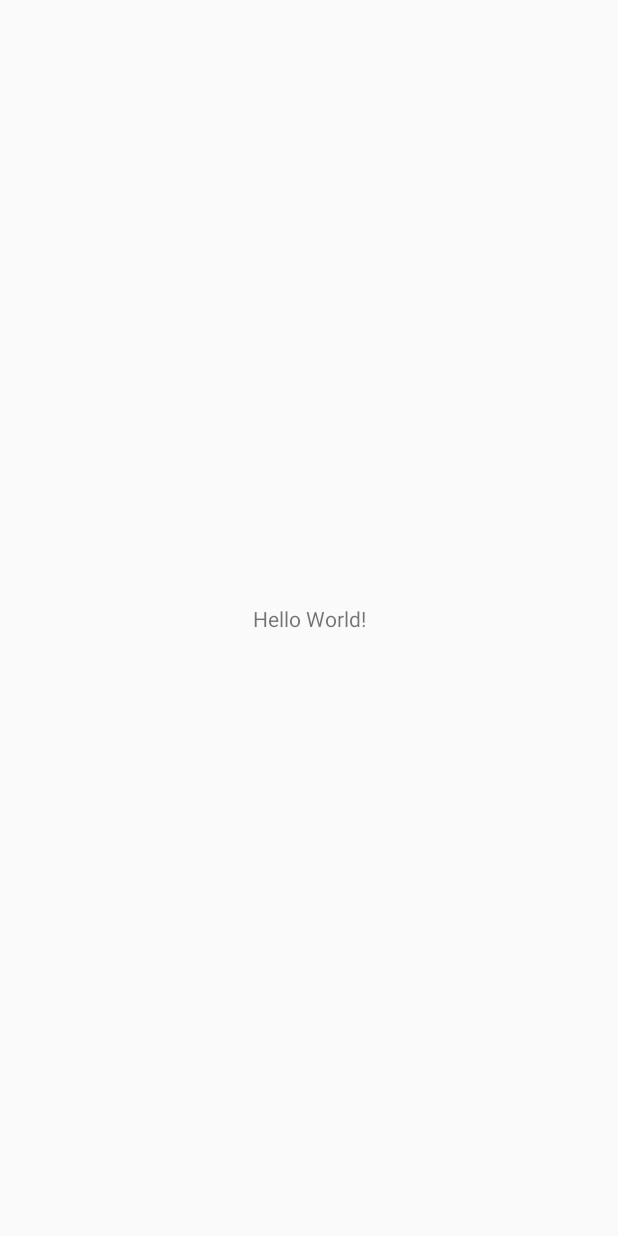
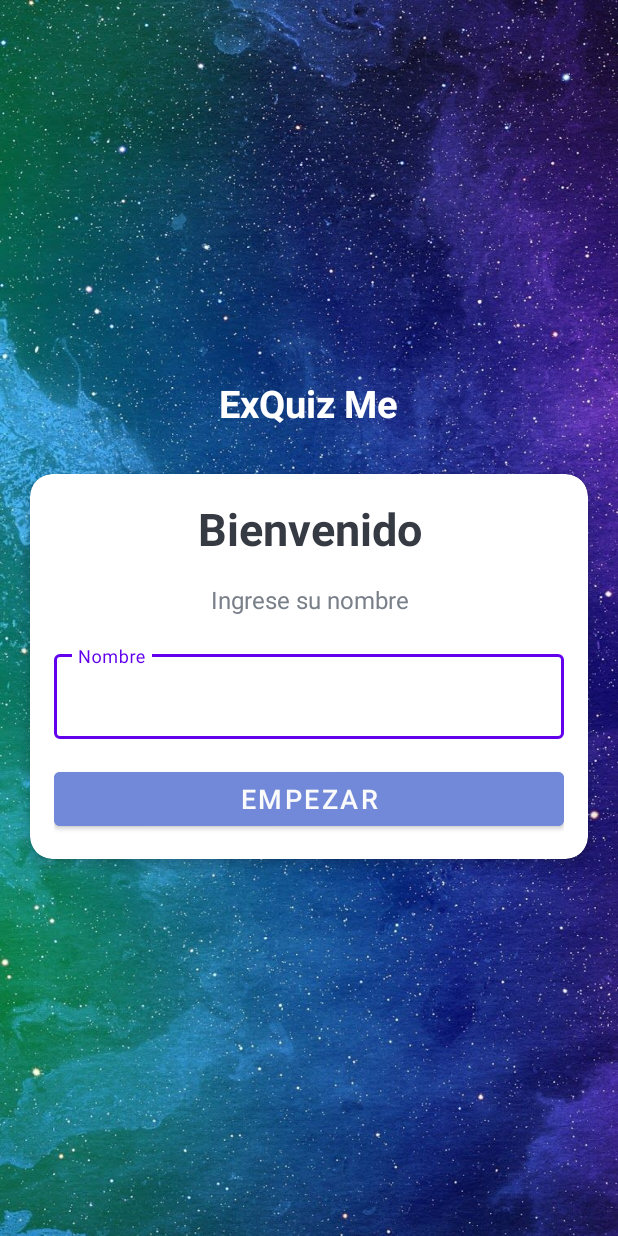
Before and after one commit to ManuelRManzur/efdam2, an Android app: the screen it shows after launch (MainActivity), on a phone screen of 412 x 824 dp. Before the commit the screen is almost empty. Run offline under Robolectric (Android 15) with nearby library versions, the phone set to English and light mode, and no system bars.

Commit message:
3rd commit - start screen UI design

```diff
--- a/app/src/main/java/com/rmanzur/quizappef/MainActivity.kt
+++ b/app/src/main/java/com/rmanzur/quizappef/MainActivity.kt
@@ -2,10 +2,14 @@ package com.rmanzur.quizappef
 
 import androidx.appcompat.app.AppCompatActivity
 import android.os.Bundle
+import android.view.View
 
 class MainActivity : AppCompatActivity() {
     override fun onCreate(savedInstanceState: Bundle?) {
         super.onCreate(savedInstanceState)
         setContentView(R.layout.activity_main)
+
+        @Suppress("DEPRECATION")
+        window.decorView.systemUiVisibility = View.SYSTEM_UI_FLAG_FULLSCREEN
     }
 }
--- a/app/src/main/res/layout/activity_main.xml
+++ b/app/src/main/res/layout/activity_main.xml
@@ -1,18 +1,81 @@
 <?xml version="1.0" encoding="utf-8"?>
-<androidx.constraintlayout.widget.ConstraintLayout xmlns:android="http://schemas.android.com/apk/res/android"
+<LinearLayout xmlns:android="http://schemas.android.com/apk/res/android"
     xmlns:app="http://schemas.android.com/apk/res-auto"
     xmlns:tools="http://schemas.android.com/tools"
     android:layout_width="match_parent"
     android:layout_height="match_parent"
+    android:background="@drawable/ic_bg"
+    android:gravity="center"
+    android:orientation="vertical"
     tools:context=".MainActivity">
 
     <TextView
+        android:id="@+id/tv_app_name"
         android:layout_width="wrap_content"
         android:layout_height="wrap_content"
-        android:text="Hello World!"
-        app:layout_constraintBottom_toBottomOf="parent"
-        app:layout_constraintEnd_toEndOf="parent"
-        app:layout_constraintStart_toStartOf="parent"
-        app:layout_constraintTop_toTopOf="parent" />
+        android:layout_marginBottom="30dp"
+        android:gravity="center"
+        android:text="ExQuiz Me"
+        android:textColor="@android:color/white"
+        android:textSize="25sp"
+        android:textStyle="bold" />
 
-</androidx.constraintlayout.widget.ConstraintLayout>
+    <androidx.cardview.widget.CardView
+        android:layout_width="match_parent"
+        android:layout_height="wrap_content"
+        android:layout_marginStart="20dp"
+        android:layout_marginEnd="20dp"
+        android:background="@color/white"
+        app:cardCornerRadius="15dp"
+        app:cardElevation="5dp">
+
+        <LinearLayout
+            android:layout_width="match_parent"
+            android:layout_height="wrap_content"
+            android:orientation="vertical"
+            android:padding="16dp">
+
+            <TextView
+                android:id="@+id/tv_title"
+                android:layout_width="match_parent"
+                android:layout_height="wrap_content"
+                android:gravity="center"
+                android:text="Bienvenido"
+                android:textColor="#363A43"
+                android:textSize="30sp"
+                android:textStyle="bold" />
+
+            <TextView
+                android:id="@+id/tv_description"
+                android:layout_width="match_parent"
+                android:layout_height="wrap_content"
+                android:gravity="center"
+                android:layout_marginTop="16dp"
+                android:text="Ingrese su nombre"
+                android:textColor="#7A8089"
+                android:textSize="16sp" />
+            <com.google.android.material.textfield.TextInputLayout
+                android:layout_width="match_parent"
+                android:layout_height="wrap_content"
+                android:layout_marginTop="20dp"
+                style="@style/Widget.MaterialComponents.TextInputLayout.OutlinedBox"
+                ><androidx.appcompat.widget.AppCompatEditText
+                android:layout_width="match_parent"
+                android:layout_height="wrap_content"
+                android:hint="Nombre"
+                android:textColor="#363A43"
+                android:textColorHint="#7A8090"/>
+            </com.google.android.material.textfield.TextInputLayout>
+
+            <Button
+                android:id="@+id/btn_start"
+                android:layout_width="match_parent"
+                android:layout_height="wrap_content"
+                android:layout_marginTop="16dp"
+                android:backgroundTint="@color/btnbg"
+                android:text="Empezar"
+                android:textColor="#FAFAFA"
+                android:textSize="18sp"></Button>
+        </LinearLayout>
+    </androidx.cardview.widget.CardView>
+</LinearLayout>
--- a/app/src/main/res/values/colors.xml
+++ b/app/src/main/res/values/colors.xml
@@ -7,4 +7,5 @@
     <color name="teal_700">#FF018786</color>
     <color name="black">#FF000000</color>
     <color name="white">#FFFFFFFF</color>
+    <color name="btnbg">#7289da</color>
 </resources>
--- a/app/src/main/res/values/themes.xml
+++ b/app/src/main/res/values/themes.xml
@@ -1,6 +1,6 @@
 <resources xmlns:tools="http://schemas.android.com/tools">
     <!-- Base application theme. -->
-    <style name="Theme.QuizAppEF" parent="Theme.AppCompat.Light.DarkActionBar">
+    <style name="Theme.QuizAppEF" parent="Theme.MaterialComponents.Light.DarkActionBar">
         <!-- Primary brand color. -->
         <item name="colorPrimary">@color/purple_500</item>
         <item name="colorPrimaryVariant">@color/purple_700</item>
@@ -14,7 +14,7 @@
         <!-- Customize your theme here. -->
     </style>
 
-    <style name="Theme.NoActionBarTheme" parent="Theme.AppCompat.Light.NoActionBar">
+    <style name="Theme.NoActionBarTheme" parent="Theme.MaterialComponents.Light.NoActionBar">
         <!-- Primary brand color. -->
         <item name="colorPrimary">@color/purple_500</item>
         <item name="colorPrimaryVariant">@color/purple_700</item>
```
Also changed, not shown: app/src/main/res/drawable/ic_bg.jpg (added).
